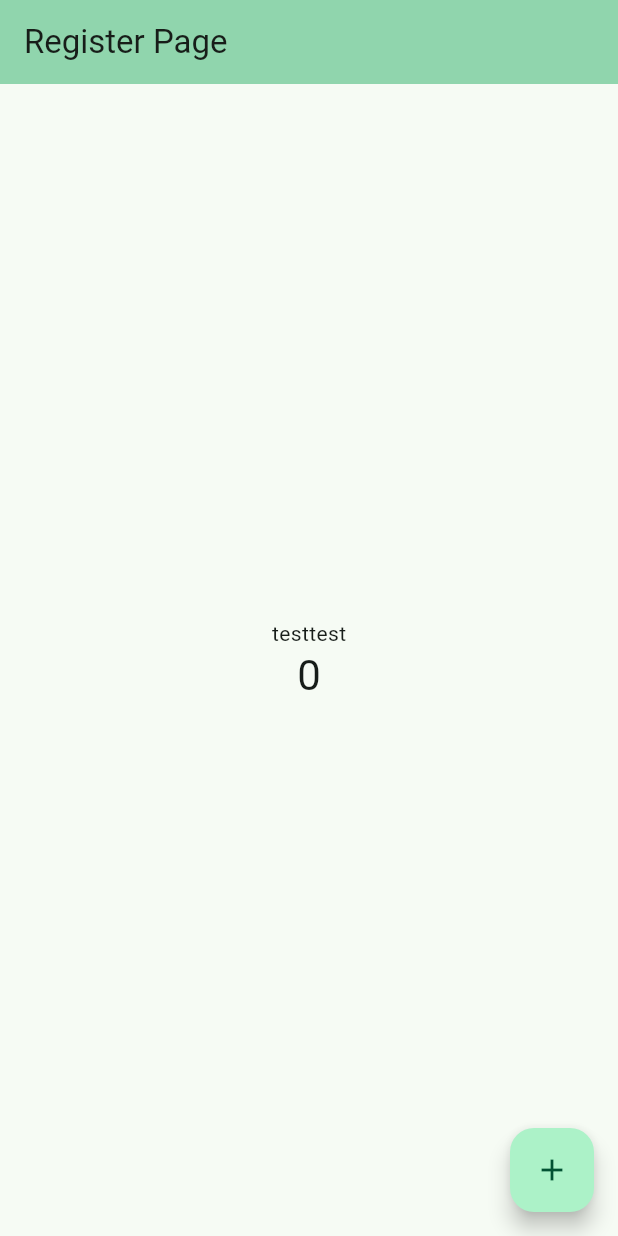
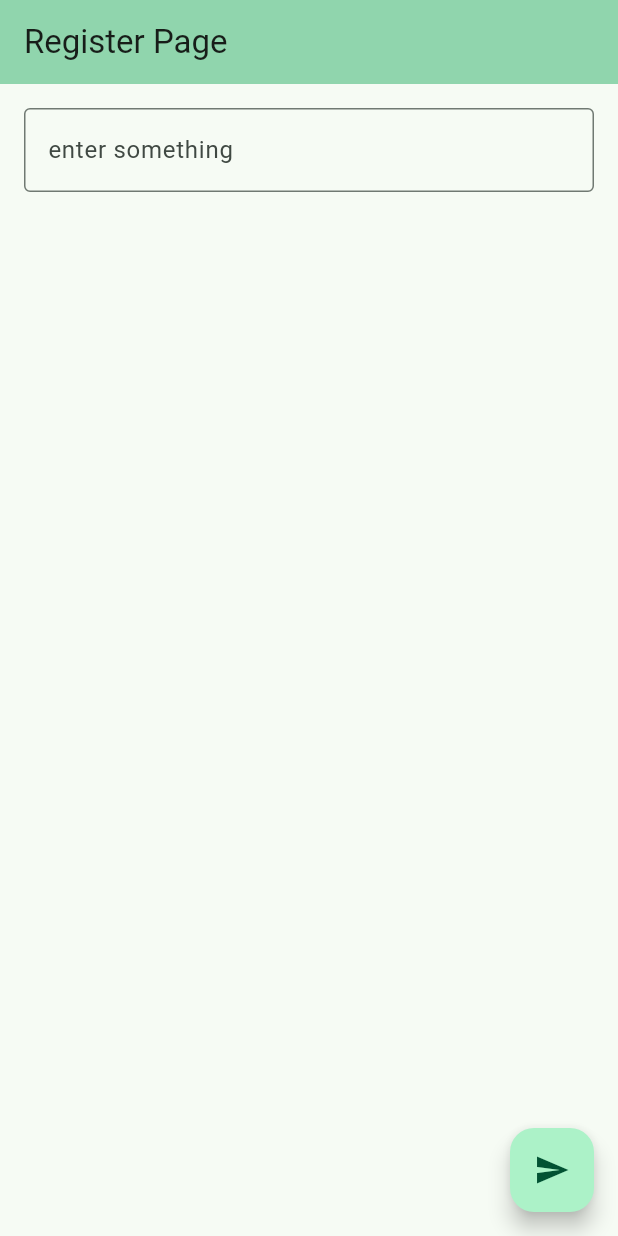
Before and after one commit to thechaos16/daily_logger, a Flutter app: the screen it shows after launch, on a phone screen of 412 x 824 dp. Run offline on Flutter 3.47's test engine with Material 2 defaults, Android fonts, the phone set to English and light mode, and no system bars.

Commit message:
update text input

```diff
--- a/lib/main.dart
+++ b/lib/main.dart
@@ -1,4 +1,5 @@
 import 'package:flutter/material.dart';
+import 'package:intl/intl.dart';
 
 void main() {
   runApp(const MyApp());
@@ -29,12 +30,21 @@ class MyHomePage extends StatefulWidget {
 }
 
 class _MyHomePageState extends State<MyHomePage> {
-  int _counter = 0;
+  String input_text = "";
+  String now = "";
+  final myController = TextEditingController();
 
-  void _incrementCounter() {
+  void _updateString(String update) {
     setState(() {
-      _counter++;
+      input_text = update;
+      now = DateFormat.yyMMdd().format(DateTime.now());
     });
+  }
+
+  @override
+  void dispose() {
+    myController.dispose();
+    super.dispose();
   }
 
   @override
@@ -44,24 +54,33 @@ class _MyHomePageState extends State<MyHomePage> {
         backgroundColor: Theme.of(context).colorScheme.inversePrimary,
         title: Text(widget.title),
       ),
-      body: Center(
+      body: Padding(
+        padding: const EdgeInsets.all(16),
         child: Column(
-          mainAxisAlignment: MainAxisAlignment.center,
           children: <Widget>[
-            const Text(
-              'testtest',
+            TextField(
+              decoration: InputDecoration(
+                border: OutlineInputBorder(),
+                hintText: 'enter something',
+              ),
+              controller: myController,
             ),
             Text(
-              '$_counter',
+              input_text,
               style: Theme.of(context).textTheme.headlineMedium,
+            ),
+            Text(
+              now,
             ),
           ],
         ),
       ),
       floatingActionButton: FloatingActionButton(
-        onPressed: _incrementCounter,
-        tooltip: 'Increment',
-        child: const Icon(Icons.add),
+        onPressed: () {
+          _updateString(myController.text);
+        },
+        tooltip: 'Send message',
+        child: const Icon(Icons.send),
       )
     );
   }
--- a/pubspec.yaml
+++ b/pubspec.yaml
@@ -30,6 +30,7 @@ environment:
 dependencies:
   flutter:
     sdk: flutter
+  intl: "^0.17.0"
 
 
   # The following adds the Cupertino Icons font to your application.
```
